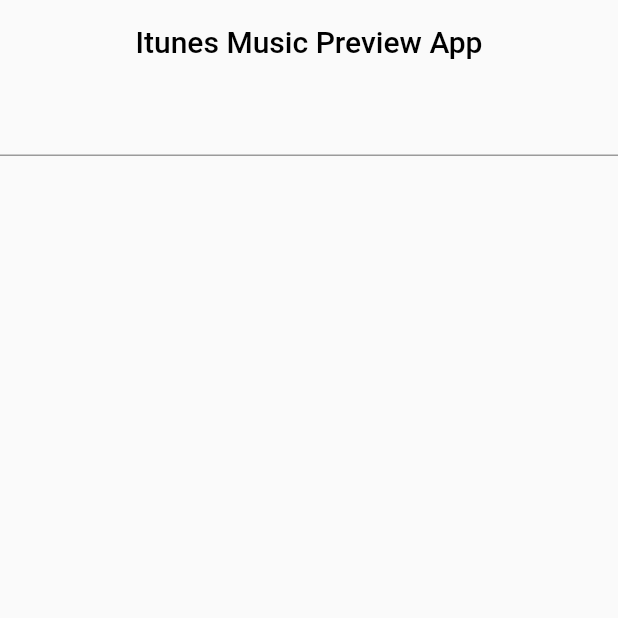
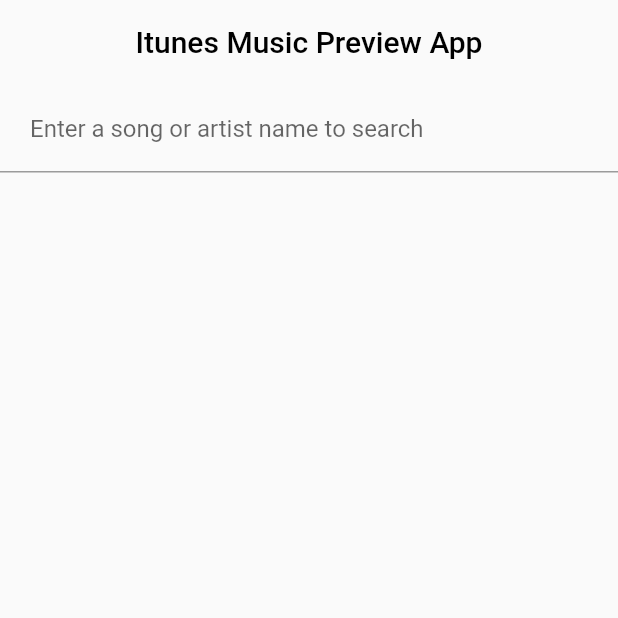
Before and after one commit to RonsonKwok/musicapp, a Flutter app: the screen it shows after launch, on a phone screen of 412 x 824 dp, the top half of it. Run offline on Flutter 3.47's test engine with Material 2 defaults, Android fonts, the phone set to English and light mode, and no system bars; our stand-ins replace get.

Commit message:
amended search bar alignment and details

```diff
--- a/lib/musicplayer/widgets/music_search_bar.dart
+++ b/lib/musicplayer/widgets/music_search_bar.dart
@@ -7,6 +7,11 @@ class MusicSearchBar extends StatelessWidget {
   @override
   Widget build(BuildContext context) {
     return TextField(
+      textAlign: TextAlign.left,
+      decoration: InputDecoration(
+        hintText: 'Enter a song or artist name to search',
+        contentPadding: EdgeInsets.all(20.0),
+      ),
       onChanged: MusicListController.to.searchKey,
     );
   }
```
